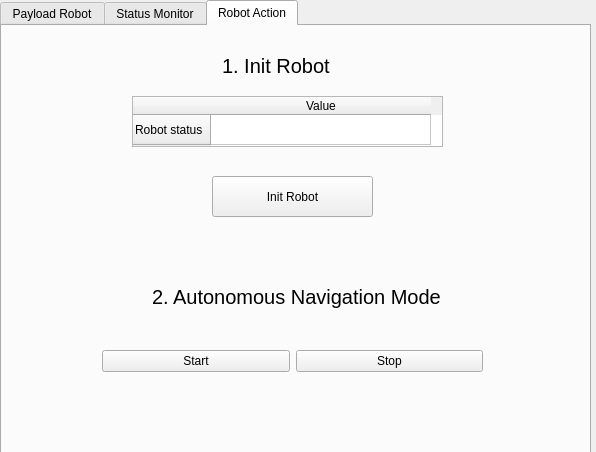
This is Main_UI/MainUI.ui in muhamadalfarisy98/GUI_Robot_Covid as Qt 5 draws it before an edit. The edited form follows.
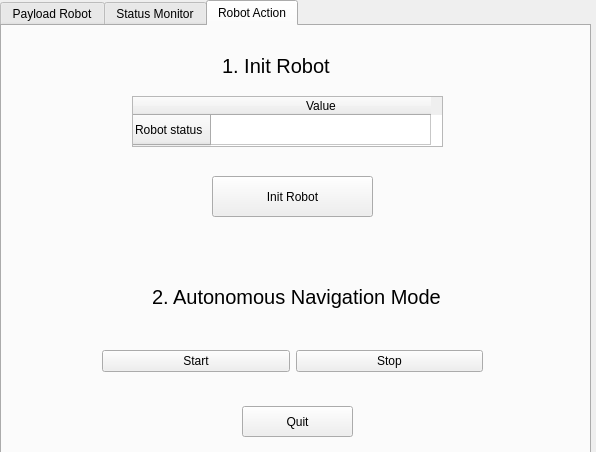
This is the edited form.

Commit message:
handling kill process ID with Quit Button in Robot GUI & Remote GUI
tested

```diff
--- a/Main_UI/MainUI.ui
+++ b/Main_UI/MainUI.ui
@@ -427,6 +427,19 @@
       </property>
      </column>
     </widget>
+    <widget class="QPushButton" name="QuitButton">
+     <property name="geometry">
+      <rect>
+       <x>240</x>
+       <y>380</y>
+       <width>111</width>
+       <height>31</height>
+      </rect>
+     </property>
+     <property name="text">
+      <string>Quit</string>
+     </property>
+    </widget>
    </widget>
   </widget>
  </widget>
```
The commit also changes 1 other file.
